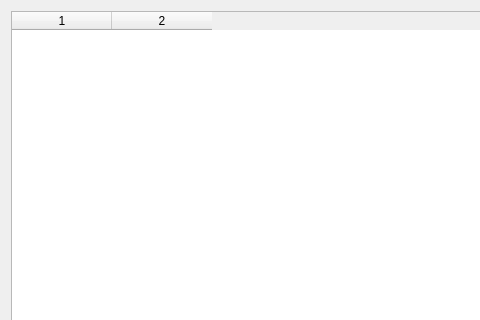
Old version of the form src/ui/FundBasicInfoDialog.ui in the repository zhouxchuan/finwise; both pictures show x 0 to 480 and y 0 to 320 of the 683 by 563 pixel window.
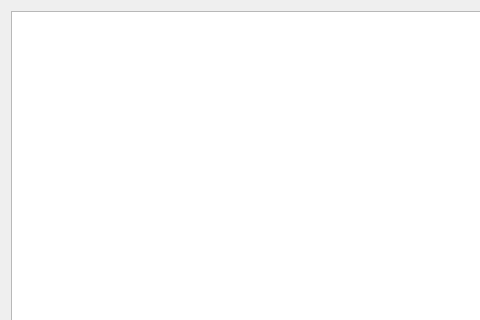
New version of the form.

The edit to the form file:
```diff
--- a/src/ui/FundBasicInfoDialog.ui
+++ b/src/ui/FundBasicInfoDialog.ui
@@ -15,36 +15,10 @@
   </property>
   <layout class="QVBoxLayout" name="verticalLayout">
    <item>
-    <widget class="QTableWidget" name="tableWidget">
-     <property name="mouseTracking">
+    <widget class="QPlainTextEdit" name="plainTextEdit">
+     <property name="readOnly">
       <bool>true</bool>
      </property>
-     <property name="editTriggers">
-      <set>QAbstractItemView::EditTrigger::NoEditTriggers</set>
-     </property>
-     <property name="alternatingRowColors">
-      <bool>false</bool>
-     </property>
-     <property name="selectionMode">
-      <enum>QAbstractItemView::SelectionMode::NoSelection</enum>
-     </property>
-     <property name="selectionBehavior">
-      <enum>QAbstractItemView::SelectionBehavior::SelectRows</enum>
-     </property>
-     <property name="showGrid">
-      <bool>false</bool>
-     </property>
-     <property name="wordWrap">
-      <bool>false</bool>
-     </property>
-     <property name="columnCount">
-      <number>2</number>
-     </property>
-     <attribute name="verticalHeaderVisible">
-      <bool>false</bool>
-     </attribute>
-     <column/>
-     <column/>
     </widget>
    </item>
    <item>
```
